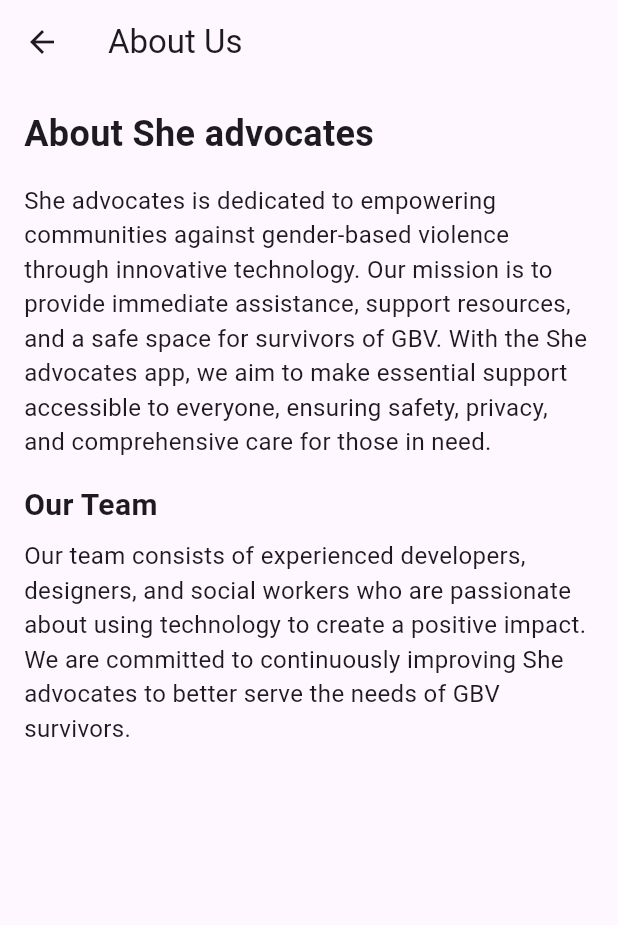
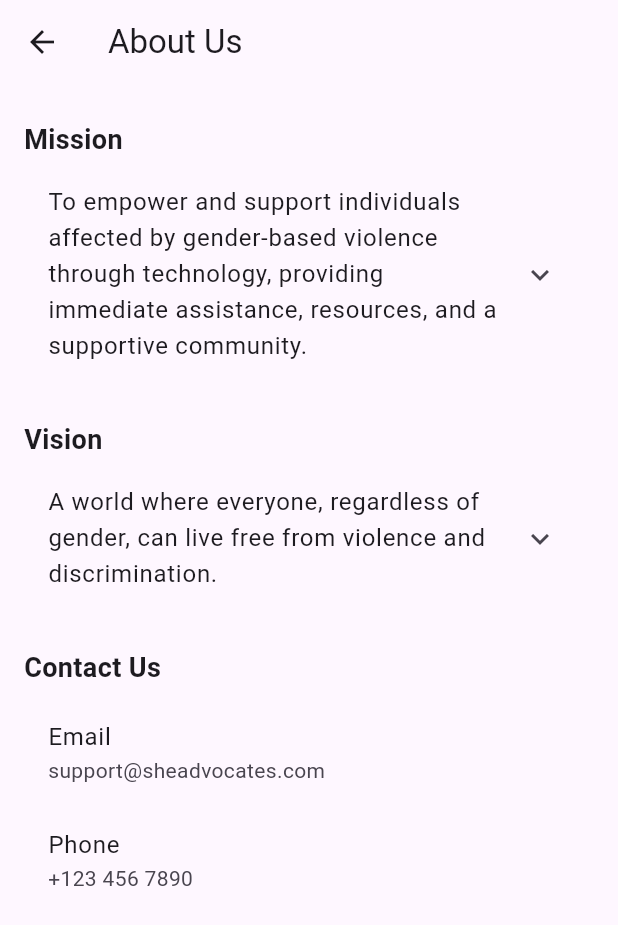
Before and after one commit to 254netsh/PLPFinalProjectG_10, a Flutter app: the AboutUsPage screen opened directly, on a phone screen of 412 x 824 dp. Shown: the top 925 px of the screen. Run offline on Flutter 3.47's test engine with Material 3 defaults, Android fonts, the phone set to English and light mode, and no system bars.

Commit message:
Creating the about us page

```diff
--- a/gbvapp/lib/about_us.dart
+++ b/gbvapp/lib/about_us.dart
@@ -1,7 +1,8 @@
 import 'package:flutter/material.dart';
+import 'package:flutter/services.dart';
 
 class AboutUsPage extends StatelessWidget {
-  const AboutUsPage({super.key});
+  BuildContext? get context => null;
 
   @override
   Widget build(BuildContext context) {
@@ -9,45 +10,72 @@ class AboutUsPage extends StatelessWidget {
       appBar: AppBar(
         title: Text('About Us'),
       ),
-      body: const Padding(
+      body: SingleChildScrollView(
         padding: EdgeInsets.all(16.0),
         child: Column(
           crossAxisAlignment: CrossAxisAlignment.start,
           children: <Widget>[
-            Text(
-              'About She advocates',
-              style: TextStyle(
-                fontSize: 24,
-                fontWeight: FontWeight.bold,
-              ),
+            _buildSectionHeader('Mission'),
+            _buildCollapsibleText(
+              'To empower and support individuals affected by gender-based violence through technology, providing immediate assistance, resources, and a supportive community.',
             ),
-            SizedBox(height: 16),
-            SizedBox(
-              child: Text(
-                'She advocates is dedicated to empowering communities against gender-based violence through innovative technology. Our mission is to provide immediate assistance, support resources, and a safe space for survivors of GBV. With the She advocates app, we aim to make essential support accessible to everyone, ensuring safety, privacy, and comprehensive care for those in need.',
-                style: TextStyle(
-                  fontSize: 16,
-                ),
-              ),
+            SizedBox(height: 20),
+            _buildSectionHeader('Vision'),
+            _buildCollapsibleText(
+              'A world where everyone, regardless of gender, can live free from violence and discrimination.',
             ),
-            SizedBox(height: 16),
-            Text(
-              'Our Team',
-              style: TextStyle(
-                fontSize: 20,
-                fontWeight: FontWeight.bold,
-              ),
-            ),
-            SizedBox(height: 8),
-            Text(
-              'Our team consists of experienced developers, designers, and social workers who are passionate about using technology to create a positive impact. We are committed to continuously improving She advocates to better serve the needs of GBV survivors.',
-              style: TextStyle(
-                fontSize: 16,
-              ),
-            ),
+            SizedBox(height: 20),
+            _buildSectionHeader('Contact Us'),
+            _buildContactInfo('Email', 'support@sheadvocates.com'),
+            _buildContactInfo('Phone', '+123 456 7890'),
           ],
         ),
       ),
     );
   }
+
+  Widget _buildSectionHeader(String title) {
+    return Padding(
+      padding: EdgeInsets.symmetric(vertical: 8.0),
+      child: Text(
+        title,
+        style: TextStyle(fontSize: 18, fontWeight: FontWeight.bold),
+      ),
+    );
+  }
+
+  Widget _buildCollapsibleText(String text) {
+    return ExpansionTile(
+      childrenPadding: EdgeInsets.only(left: 16.0, right: 16.0, bottom: 16.0),
+      title: Text(
+        text,
+        style: TextStyle(fontSize: 16),
+      ),
+    );
+  }
+
+  Widget _buildContactInfo(String title, String value) {
+    return ListTile(
+      title: Text(
+        title,
+        style: TextStyle(fontSize: 16),
+      ),
+      subtitle: Text(
+        value,
+        style: TextStyle(fontSize: 14),
+      ),
+      onTap: () {
+        _copyToClipboard(value, context!);
+      },
+    );
+  }
+
+  void _copyToClipboard(String value, BuildContext context) {
+    Clipboard.setData(ClipboardData(text: value));
+    ScaffoldMessenger.of(context).showSnackBar(
+      SnackBar(
+        content: Text('$value copied to clipboard'),
+      ),
+    );
+  }
 }
--- a/gbvapp/lib/main.dart
+++ b/gbvapp/lib/main.dart
@@ -31,7 +31,7 @@
   int _selectedIndex = 0;
   static final List<Widget> _widgetOptions = <Widget>[
     const Text('Home Page Content'), // Placeholder for the Home Page
-    const AboutUsPage(), // The About Us Page
+    AboutUsPage(), // The About Us Page
   ];
 
   void _onItemTapped(int index) {
```
